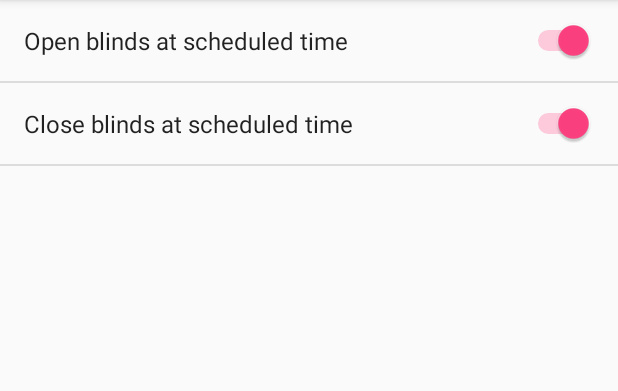
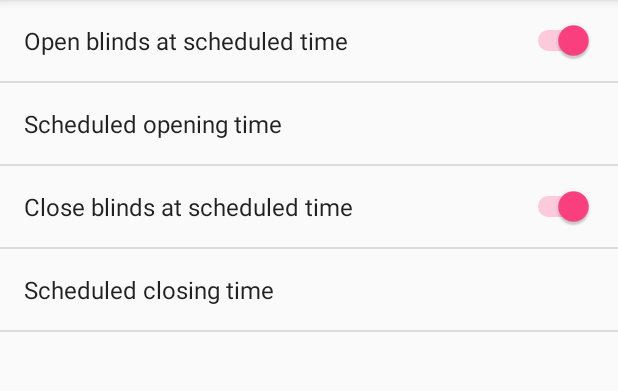
Before and after one commit to f-jiang/smart-blinds, an Android app: the screen it shows after launch (SmartBlindsControlActivity), on a phone screen of 412 x 824 dp, the part 84-475 px from its top. Run offline under Robolectric (Android 15) with nearby library versions, the phone set to English and light mode, and no system bars.

Commit message:
app: add time preference to main screen

```diff
--- a/app/app/src/main/res/values/strings.xml
+++ b/app/app/src/main/res/values/strings.xml
@@ -9,6 +9,8 @@
 
     <!-- Example General settings -->
     <string name="pref_title_auto_open">Open blinds at scheduled time</string>
+    <string name="pref_title_auto_open_time">Scheduled opening time</string>
     <string name="pref_title_auto_close">Close blinds at scheduled time</string>
+    <string name="pref_title_auto_close_time">Scheduled closing time</string>
 
 </resources>
--- a/app/app/src/main/res/xml/pref_smart_blinds_control.xml
+++ b/app/app/src/main/res/xml/pref_smart_blinds_control.xml
@@ -5,9 +5,19 @@
         android:key="auto_open_switch"
         android:title="@string/pref_title_auto_open" />
 
+    <smartblindscontrol.f_jiang.github.com.smartblindscontrol.TimePreference
+        android:key="auto_open_time_dialog"
+        android:title="@string/pref_title_auto_open_time"
+        />
+
     <SwitchPreference
         android:defaultValue="true"
         android:key="auto_close_switch"
         android:title="@string/pref_title_auto_close" />
 
+    <smartblindscontrol.f_jiang.github.com.smartblindscontrol.TimePreference
+        android:key="auto_close_time_dialog"
+        android:title="@string/pref_title_auto_close_time"
+        />
+
 </PreferenceScreen>
```
